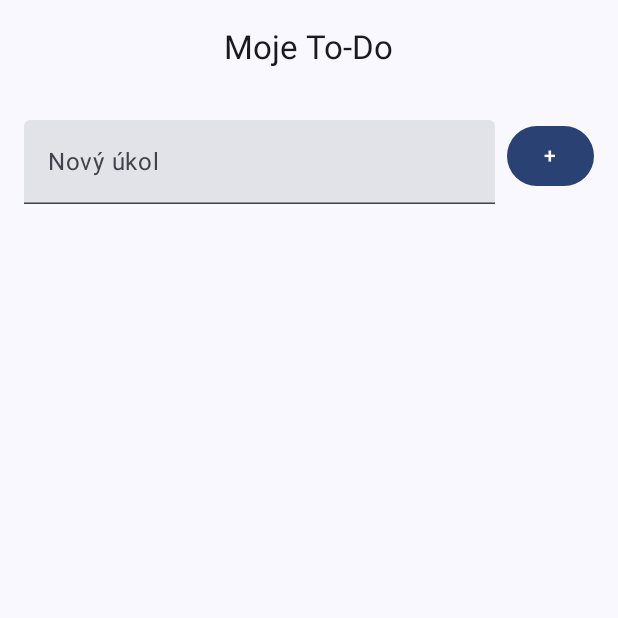
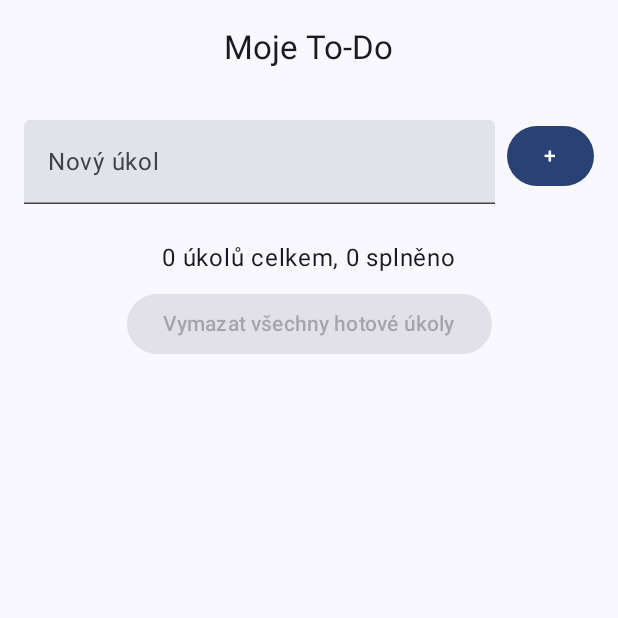
Before and after one commit to NikolaDvorakova11/-github-nd-pma-2025, an Android app built with Jetpack Compose: the screen it shows after launch (MainActivity), on a phone screen of 412 x 824 dp, the top half of it. Run offline under Robolectric (Android 15) with nearby library versions, the phone set to English and light mode, and no system bars.

Commit message:
#15 Jetpack - Úkol -status úkolů a mazání hotových úkolů

```diff
--- a/MyApp006JetpackComposeMiniToDo/app/src/main/java/com/example/myapp006jetpackcomposeminitodo/ToDoScreen.kt
+++ b/MyApp006JetpackComposeMiniToDo/app/src/main/java/com/example/myapp006jetpackcomposeminitodo/ToDoScreen.kt
@@ -25,6 +25,7 @@ import androidx.compose.runtime.mutableStateListOf
 import androidx.compose.runtime.mutableStateOf
 import androidx.compose.runtime.remember
 import androidx.compose.runtime.setValue
+import androidx.compose.ui.Alignment
 import androidx.compose.ui.Modifier
 import androidx.compose.ui.graphics.Color
 import androidx.compose.ui.res.painterResource
@@ -50,6 +51,8 @@ fun ToDoScreen(modifier: Modifier = Modifier) {
 
     // Úkol – stav pro dialog smazání
     var taskToDelete by remember { mutableStateOf<TodoItem?>(null) }
+    // Úkol - dialog pro smazání všech splněných úkolů
+    var showDeleteCompletedDialog by remember { mutableStateOf(false) }
 
     Column(
         modifier = modifier.padding(16.dp)
@@ -81,6 +84,28 @@ fun ToDoScreen(modifier: Modifier = Modifier) {
         Spacer(modifier = Modifier.height(16.dp))
 
 
+        // ÚKOL - status úkolů
+        val total = tasks.size
+        val done = tasks.count { it.isDone }
+
+        Text(
+            text = "$total úkolů celkem, $done splněno",
+            modifier = Modifier
+                .padding(vertical = 8.dp)
+                .align(Alignment.CenterHorizontally)
+        )
+
+        //Úkol - vložení tlačítka pro smazání všech hotových úkolů
+        Button(
+            onClick = { showDeleteCompletedDialog = true },
+            enabled = tasks.any { it.isDone },   // aktivní jen když existují hotové úkoly
+            modifier = Modifier.align(Alignment.CenterHorizontally)
+        ) {
+            Text("Vymazat všechny hotové úkoly")
+        }
+
+        Spacer(modifier = Modifier.height(8.dp))
+
         // ----- Seznam úkolů -----
         LazyColumn(
             verticalArrangement = Arrangement.spacedBy(8.dp)
@@ -94,7 +119,7 @@ fun ToDoScreen(modifier: Modifier = Modifier) {
                             tasks[index] = task.copy(isDone = !task.isDone)
                         },
                     colors = CardDefaults.cardColors(
-                        containerColor = if (task.isDone) Color(0xFFBBDEFB) else Color.White   // ÚKOL - změna barvy pole v případě, že je přeškrtnuta
+                        containerColor = if (task.isDone) Color(0xFFA1E165) else Color.White   // ÚKOL - změna barvy pole v případě, že je přeškrtnuta
                     )
                 ) {
                     Row(
@@ -121,7 +146,7 @@ fun ToDoScreen(modifier: Modifier = Modifier) {
                 }
             }
         }
-        // ÚKOL – potvrzovací dialog
+        // ÚKOL – potvrzovací dialog o smazání
         if (taskToDelete != null) {
             AlertDialog(
                 onDismissRequest = { taskToDelete = null },
@@ -143,4 +168,26 @@ fun ToDoScreen(modifier: Modifier = Modifier) {
             )
         }
     }
+
+    // ÚKOL – dialog smazat všechny hotové úkoly
+    if (showDeleteCompletedDialog) {
+        AlertDialog(
+            onDismissRequest = { showDeleteCompletedDialog = false },
+            title = { Text("Smazat hotové úkoly") },
+            text = { Text("Opravdu chcete smazat všechny dokončené úkoly?") },
+            confirmButton = {
+                TextButton(onClick = {
+                    tasks.removeAll { it.isDone }
+                    showDeleteCompletedDialog = false
+                }) {
+                    Text("Smazat", color = Color.Red)
+                }
+            },
+            dismissButton = {
+                TextButton(onClick = { showDeleteCompletedDialog = false }) {
+                    Text("Zrušit")
+                }
+            }
+        )
+    }
 }
```
